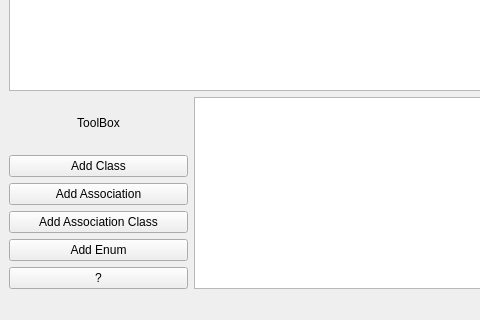
First picture: the form in ModelForge/src/ui/dialogs/MainWindow.ui, repository JoseBueno30/ModelForge, before the edit; both pictures show x 0 to 480 and y 400 to 720 of the 1399 by 720 pixel window.
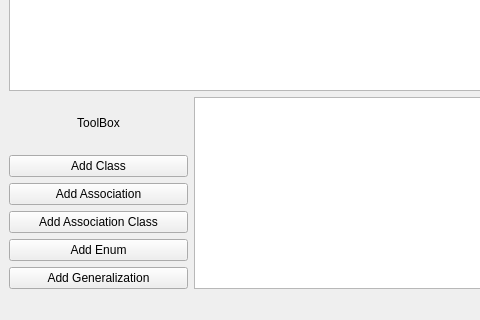
Second picture: the form after the edit. Icons and pictures are not drawn. Custom widgets are drawn as their Qt base class.

Commit message:
Add generalization dialog and command support
Introduces an Add Generalization dialog for creating generalizations between classes in the UI. Adds the AddMetaGeneralizationCommand to support undo/redo for generalizations, updates the main window to enable the new dialog, and provides example files for testing. Also updates the UI and CMake configuration to integrate the new functionality.

```diff
--- a/ModelForge/src/ui/dialogs/MainWindow.ui
+++ b/ModelForge/src/ui/dialogs/MainWindow.ui
@@ -107,7 +107,7 @@
             <item>
              <widget class="QPushButton" name="pushButton_5">
               <property name="text">
-               <string>?</string>
+               <string>Add Generalization</string>
               </property>
              </widget>
             </item>
```
Left out of the diff: 8 changed lines with no effect on the pictures. The commit also changes 11 other files.
